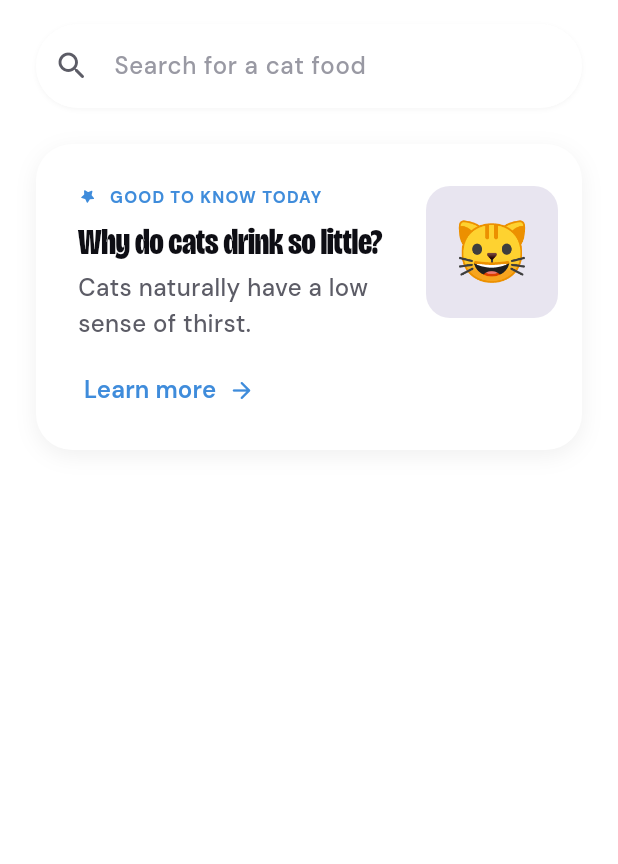
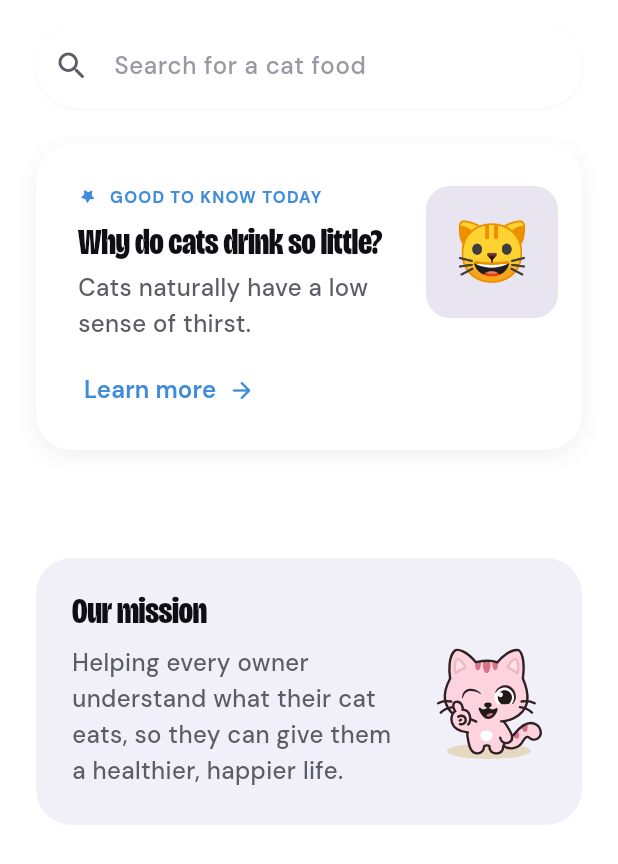
Before and after one commit to adamayuda/yucat, a Flutter app: the HomeDashboardPage screen opened directly with empty values, on a phone screen of 412 x 824 dp. Shown: the top 864 px of the screen. Run offline on Flutter 3.47's test engine with Material 3 defaults, Android fonts, the phone set to English and light mode, and no system bars; our stand-ins replace auto_route, camera, cloud_firestore, cloud_functions, dio, easy_debounce and 16 more; missing offline and left inert: algoliasearch, mixpanel_flutter, onesignal_flutter, purchases_flutter; accounts and stored records are empty; network calls fail; project files that could hold a hidden picture were left out.

Commit message:
Add Our mission card to Home
Closing panel with the mission statement and the cat mascot, on a new
tintMist token.

Co-Authored-By: Claude Opus 5 (1M context) <noreply@anthropic.com>
Claude-Session: https://claude.ai/code/session_01U8UUXhqRDgumEJ1Y7k8rhc

```diff
--- a/lib/config/themes/theme.dart
+++ b/lib/config/themes/theme.dart
@@ -50,6 +50,12 @@ class DSColors {
   static const Color tintSand = Color(0xFFFAEBC8);
   static const Color tintAsh = Color(0xFFEFEEF0);
   static const Color tintCloud = Color(0xFFEFEEF5);
+
+  /// A shade lighter than [tintCloud], for a panel that must read as a quiet
+  /// inset on `pageBackground` rather than a card. Near-duplicate on purpose:
+  /// `tintCloud` is load-bearing for the onboarding backgrounds and gradient
+  /// endpoints, so it can't be nudged.
+  static const Color tintMist = Color(0xFFF1F0F9);
 
   // Soft pastel tints (onboarding gradient endpoints / highlighted surfaces)
   static const Color tintBlueSoft = Color(0xFFE7EEFA);
--- a/lib/features/home/widgets/home_dashboard_page.dart
+++ b/lib/features/home/widgets/home_dashboard_page.dart
@@ -2,6 +2,7 @@ import 'package:flutter/material.dart';
 import 'package:yucat/config/themes/theme.dart';
 import 'package:yucat/features/food_guide/presentation/models/food_guide_display_model.dart';
 import 'package:yucat/features/home/widgets/food_guide_section.dart';
+import 'package:yucat/features/home/widgets/home_mission_card.dart';
 import 'package:yucat/features/home/widgets/home_news_card.dart';
 import 'package:yucat/features/home/widgets/home_recipes_section.dart';
 import 'package:yucat/features/recipes/presentation/models/recipe_display_model.dart';
@@ -74,6 +75,11 @@ class HomeDashboardPage extends StatelessWidget {
               onSeeAll: onSeeAllRecipes,
               onRecipeTap: onRecipeTap,
             ),
+            const SizedBox(height: DSDimens.sizeL),
+            const Padding(
+              padding: EdgeInsets.symmetric(horizontal: DSDimens.sizeL),
+              child: HomeMissionCard(),
+            ),
           ],
         ),
       ),
--- /dev/null
+++ b/lib/features/home/widgets/home_mission_card.dart
@@ -0,0 +1,56 @@
+import 'package:flutter/material.dart';
+import 'package:flutter_svg/flutter_svg.dart';
+import 'package:yucat/config/themes/theme.dart';
+import 'package:yucat/l10n/app_localizations.dart';
+
+/// Closing note at the foot of Home — what YuCat is for, in two sentences.
+///
+/// Deliberately not a `DSCard`: this is a quiet sign-off, not a surface the
+/// user acts on, so it sits on a flat `tintMist` panel with no shadow and no
+/// tap target. Pure chrome — the copy lives in the ARBs, not Firestore.
+class HomeMissionCard extends StatelessWidget {
+  const HomeMissionCard({super.key});
+
+  @override
+  Widget build(BuildContext context) {
+    final l10n = AppLocalizations.of(context);
+
+    return Container(
+      padding: const EdgeInsets.all(DSDimens.sizeL),
+      decoration: BoxDecoration(
+        color: DSColors.tintMist,
+        borderRadius: BorderRadius.circular(DSRadii.xl),
+      ),
+      child: Row(
+        crossAxisAlignment: CrossAxisAlignment.center,
+        children: [
+          Expanded(
+            child: Column(
+              crossAxisAlignment: CrossAxisAlignment.start,
+              children: [
+                Text(l10n.homeMissionTitle, style: DSTextStyles.headlineMd),
+                const SizedBox(height: DSDimens.sizeXs),
+                Text(
+                  l10n.homeMissionBody,
+                  style: DSTextStyles.bodyLg.copyWith(
+                    color: DSColors.inkSecondary,
+                  ),
+                ),
+              ],
+            ),
+          ),
+          const SizedBox(width: DSDimens.sizeS),
+          // The winking cat the removed scan hero card used — the mascot has no
+          // other home on Home now, and it carries the brand's tone better than
+          // an abstract glyph. Rendered at its own colours: no ColorFilter.
+          ExcludeSemantics(
+            child: SvgPicture.asset(
+              'assets/images/cat-thumb.svg',
+              width: 80,
+            ),
+          ),
+        ],
+      ),
+    );
+  }
+}
--- a/lib/l10n/app_de.arb
+++ b/lib/l10n/app_de.arb
@@ -359,6 +359,8 @@
   "foodGuideErrorBody": "Beim Laden des Futter-Guides ist etwas schiefgelaufen.",
   "foodGuideEmptyBody": "Der Futter-Guide ist noch leer. Schau bald wieder vorbei.",
   "homeRecipesSectionTitle": "Rezepte für deine Katze",
+  "homeMissionTitle": "Unsere Mission",
+  "homeMissionBody": "Jedem Halter helfen, die Ernährung seiner Katze zu verstehen — für ein gesünderes und glücklicheres Leben.",
   "homeNoSavedProductsTitle": "Noch keine gespeicherten Produkte",
   "homeNoSavedProductsBody": "Tippe auf das Lesezeichen eines Produkts, um es hier zu speichern.",
   "homeLoadingEyebrow": "Einen Moment",
--- a/lib/l10n/app_en.arb
+++ b/lib/l10n/app_en.arb
@@ -604,6 +604,8 @@
   "foodGuideErrorBody": "Something went wrong while loading the food guide.",
   "foodGuideEmptyBody": "The food guide is empty for now. Check back soon.",
   "homeRecipesSectionTitle": "Recipes for your cat",
+  "homeMissionTitle": "Our mission",
+  "homeMissionBody": "Helping every owner understand what their cat eats, so they can give them a healthier, happier life.",
   "homeNoSavedProductsTitle": "No saved products yet",
   "homeNoSavedProductsBody": "Tap the bookmark on a product to save it here.",
   "homeLoadingEyebrow": "Hang tight",
--- a/lib/l10n/app_es.arb
+++ b/lib/l10n/app_es.arb
@@ -359,6 +359,8 @@
   "foodGuideErrorBody": "Algo salió mal al cargar la guía de alimentos.",
   "foodGuideEmptyBody": "La guía de alimentos está vacía por ahora. Vuelve pronto.",
   "homeRecipesSectionTitle": "Recetas para tu gato",
+  "homeMissionTitle": "Nuestra misión",
+  "homeMissionBody": "Ayudar a cada propietario a entender la alimentación de su gato para darle una vida más sana y feliz.",
   "homeNoSavedProductsTitle": "Aún no hay productos guardados",
   "homeNoSavedProductsBody": "Toca el marcador de un producto para guardarlo aquí.",
   "homeLoadingEyebrow": "Un momento",
--- a/lib/l10n/app_fr.arb
+++ b/lib/l10n/app_fr.arb
@@ -359,6 +359,8 @@
   "foodGuideErrorBody": "Une erreur est survenue lors du chargement du guide des aliments.",
   "foodGuideEmptyBody": "Le guide des aliments est vide pour l'instant. Revenez bientôt.",
   "homeRecipesSectionTitle": "Recettes pour votre chat",
+  "homeMissionTitle": "Notre mission",
+  "homeMissionBody": "Aider chaque propriétaire à comprendre l'alimentation de son chat pour lui offrir une vie plus saine et plus heureuse.",
   "homeNoSavedProductsTitle": "Aucun produit enregistré",
   "homeNoSavedProductsBody": "Appuie sur le signet d'un produit pour l'enregistrer ici.",
   "homeLoadingEyebrow": "Un instant",
--- a/lib/l10n/app_hu.arb
+++ b/lib/l10n/app_hu.arb
@@ -359,6 +359,8 @@
   "foodGuideErrorBody": "Hiba történt a táplálkozási útmutató betöltésekor.",
   "foodGuideEmptyBody": "A táplálkozási útmutató egyelőre üres. Nézz vissza hamarosan.",
   "homeRecipesSectionTitle": "Receptek a macskádnak",
+  "homeMissionTitle": "Küldetésünk",
+  "homeMissionBody": "Segítünk minden gazdinak megérteni a macskája táplálkozását, hogy egészségesebb és boldogabb életet adhasson neki.",
   "homeNoSavedProductsTitle": "Még nincs mentett termék",
   "homeNoSavedProductsBody": "Koppints a könyvjelzőre egy terméken, hogy ide mentsd.",
   "homeLoadingEyebrow": "Egy pillanat",
--- a/lib/l10n/app_localizations.dart
+++ b/lib/l10n/app_localizations.dart
@@ -2265,6 +2265,18 @@ abstract class AppLocalizations {
   /// **'Recipes for your cat'**
   String get homeRecipesSectionTitle;
 
+  /// No description provided for @homeMissionTitle.
+  ///
+  /// In en, this message translates to:
+  /// **'Our mission'**
+  String get homeMissionTitle;
+
+  /// No description provided for @homeMissionBody.
+  ///
+  /// In en, this message translates to:
+  /// **'Helping every owner understand what their cat eats, so they can give them a healthier, happier life.'**
+  String get homeMissionBody;
+
   /// No description provided for @homeNoSavedProductsTitle.
   ///
   /// In en, this message translates to:
--- a/lib/l10n/app_localizations_en.dart
+++ b/lib/l10n/app_localizations_en.dart
@@ -1244,6 +1244,13 @@ class AppLocalizationsEn extends AppLocalizations {
 
   @override
   String get homeRecipesSectionTitle => 'Recipes for your cat';
+
+  @override
+  String get homeMissionTitle => 'Our mission';
+
+  @override
+  String get homeMissionBody =>
+      'Helping every owner understand what their cat eats, so they can give them a healthier, happier life.';
 
   @override
   String get homeNoSavedProductsTitle => 'No saved products yet';
--- a/lib/l10n/app_pt.arb
+++ b/lib/l10n/app_pt.arb
@@ -359,6 +359,8 @@
   "foodGuideErrorBody": "Algo correu mal ao carregar o guia dos alimentos.",
   "foodGuideEmptyBody": "O guia dos alimentos está vazio por agora. Volte em breve.",
   "homeRecipesSectionTitle": "Receitas para o seu gato",
+  "homeMissionTitle": "A nossa missão",
+  "homeMissionBody": "Ajudar cada dono a compreender a alimentação do seu gato, para lhe dar uma vida mais saudável e feliz.",
   "homeNoSavedProductsTitle": "Ainda não há produtos guardados",
   "homeNoSavedProductsBody": "Toque no marcador de um produto para o guardar aqui.",
   "homeLoadingEyebrow": "Um momento",
```
Also changed, not shown: lib/features/home/widgets/home_skeleton.dart (+35 -3 lines), lib/l10n/app_localizations_de.dart (+7 -0 lines), lib/l10n/app_localizations_es.dart (+7 -0 lines), lib/l10n/app_localizations_fr.dart (+7 -0 lines), lib/l10n/app_localizations_hu.dart (+7 -0 lines), lib/l10n/app_localizations_pt.dart (+7 -0 lines), 2 other files.
